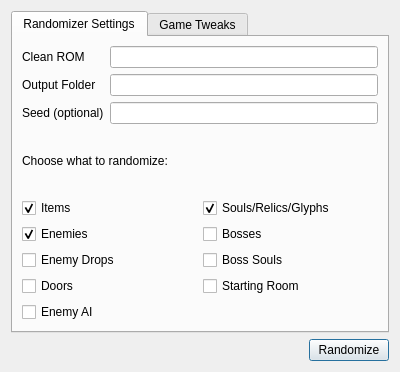
Before: the Qt Designer form dsvrandom/randomizer.ui in LagoLunatic/DSVEdit, drawn with Qt 5.
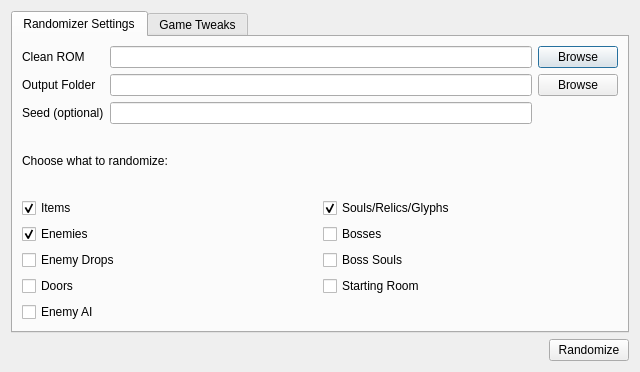
After: the same form once the commit is applied.

Commit message: Randomizer: Add browse buttons for input/output paths

What changed in the file:
```diff
--- a/dsvrandom/randomizer.ui
+++ b/dsvrandom/randomizer.ui
@@ -6,7 +6,7 @@
    <rect>
     <x>0</x>
     <y>0</y>
-    <width>400</width>
+    <width>640</width>
     <height>372</height>
    </rect>
   </property>
@@ -25,16 +25,17 @@
       </attribute>
       <layout class="QVBoxLayout" name="verticalLayout_2">
        <item>
-        <layout class="QFormLayout" name="formLayout">
-         <property name="fieldGrowthPolicy">
-          <enum>QFormLayout::AllNonFixedFieldsGrow</enum>
-         </property>
-         <item row="2" column="1">
-          <widget class="QLineEdit" name="seed"/>
-         </item>
+        <layout class="QGridLayout" name="gridLayout">
          <item row="1" column="1">
           <widget class="QLineEdit" name="output_folder"/>
          </item>
+         <item row="0" column="0">
+          <widget class="QLabel" name="label_2">
+           <property name="text">
+            <string>Clean ROM</string>
+           </property>
+          </widget>
+         </item>
          <item row="0" column="1">
           <widget class="QLineEdit" name="clean_rom"/>
          </item>
@@ -52,10 +53,20 @@
            </property>
           </widget>
          </item>
-         <item row="0" column="0">
-          <widget class="QLabel" name="label_2">
+         <item row="2" column="1">
+          <widget class="QLineEdit" name="seed"/>
+         </item>
+         <item row="0" column="2">
+          <widget class="QPushButton" name="clean_rom_browse_button">
            <property name="text">
-            <string>Clean ROM</string>
+            <string>Browse</string>
+           </property>
+          </widget>
+         </item>
+         <item row="1" column="2">
+          <widget class="QPushButton" name="output_folder_browse_button">
+           <property name="text">
+            <string>Browse</string>
            </property>
           </widget>
          </item>
```
The commit also changes 1 other file.
